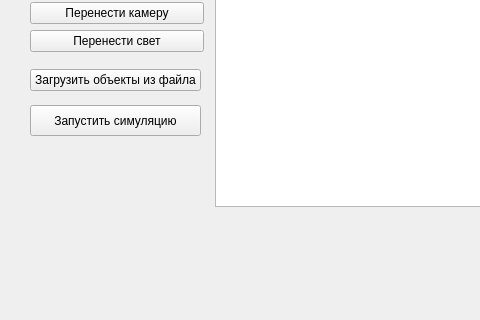
Qt form mainwindow.ui (iuschnic/Course_Work_CG) before a commit; both pictures show x 0 to 480 and y 275 to 595 of the 800 by 708 pixel window.
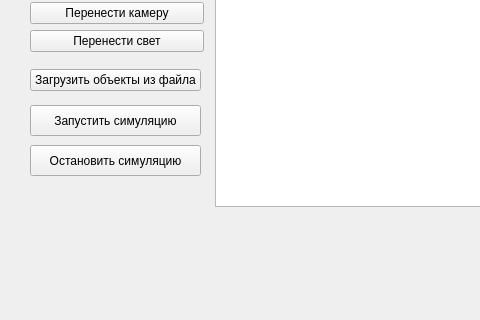
The same form after that commit.

```diff
--- a/mainwindow.ui
+++ b/mainwindow.ui
@@ -241,6 +241,19 @@
      <string>Запустить симуляцию</string>
     </property>
    </widget>
+   <widget class="QPushButton" name="stop_simulation">
+    <property name="geometry">
+     <rect>
+      <x>30</x>
+      <y>420</y>
+      <width>171</width>
+      <height>31</height>
+     </rect>
+    </property>
+    <property name="text">
+     <string>Остановить симуляцию</string>
+    </property>
+   </widget>
   </widget>
   <widget class="QMenuBar" name="menubar">
    <property name="geometry">
```
